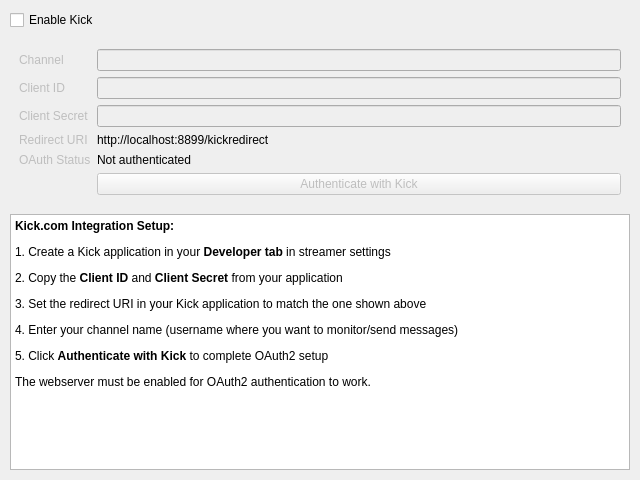
First picture: the form in nowplaying/resources/ui/kick.ui, repository whatsnowplaying/whats-now-playing, before the edit.
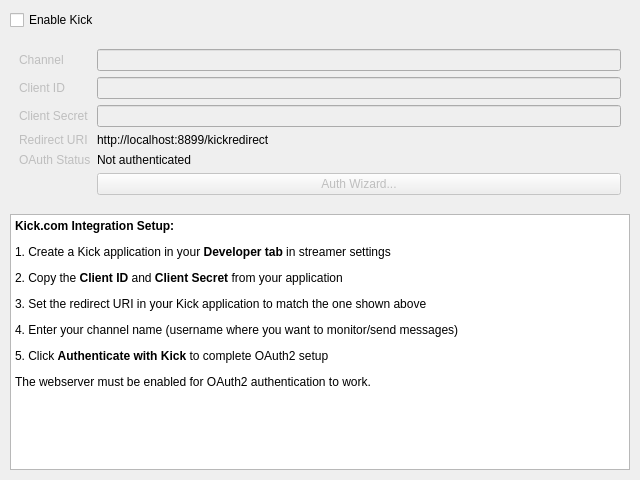
Second picture: the form after the edit.

Commit message: feat: Twitch OAuth2 implicit grant for bundled client ID (#1775)

The edit to the form file:
```diff
--- a/nowplaying/resources/ui/kick.ui
+++ b/nowplaying/resources/ui/kick.ui
@@ -133,7 +133,7 @@
          <bool>false</bool>
         </property>
         <property name="text">
-         <string>Authenticate with Kick</string>
+         <string>Auth Wizard...</string>
         </property>
        </widget>
       </item>
```
The commit also changes 15 other files.
